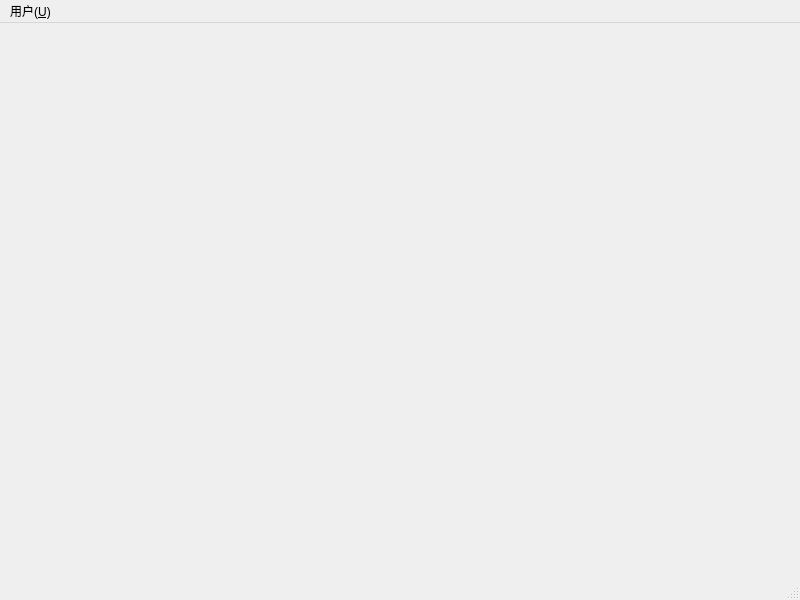
Above: campus_local/adminwindow.ui from superman0l/campus before the change. Below: the same form after it.
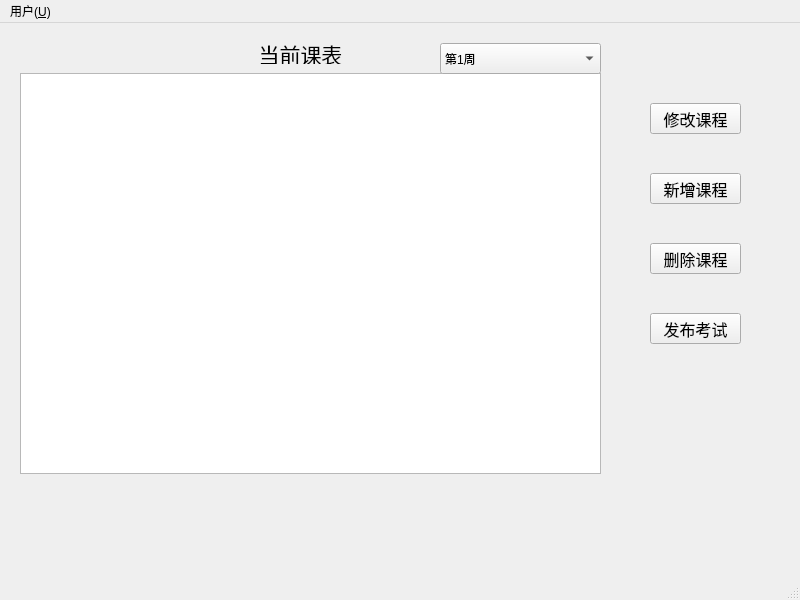
That is the form after the change.

Diff of the .ui file:
```diff
--- a/campus_local/adminwindow.ui
+++ b/campus_local/adminwindow.ui
@@ -13,7 +13,233 @@
   <property name="windowTitle">
    <string>MainWindow</string>
   </property>
-  <widget class="QWidget" name="centralwidget"/>
+  <widget class="QWidget" name="centralwidget">
+   <widget class="QTableView" name="tableView">
+    <property name="geometry">
+     <rect>
+      <x>20</x>
+      <y>50</y>
+      <width>581</width>
+      <height>401</height>
+     </rect>
+    </property>
+    <property name="font">
+     <font>
+      <pointsize>12</pointsize>
+     </font>
+    </property>
+    <property name="layoutDirection">
+     <enum>Qt::LeftToRight</enum>
+    </property>
+    <property name="editTriggers">
+     <set>QAbstractItemView::NoEditTriggers</set>
+    </property>
+    <property name="textElideMode">
+     <enum>Qt::ElideRight</enum>
+    </property>
+    <property name="gridStyle">
+     <enum>Qt::SolidLine</enum>
+    </property>
+   </widget>
+   <widget class="QPushButton" name="set">
+    <property name="geometry">
+     <rect>
+      <x>650</x>
+      <y>80</y>
+      <width>91</width>
+      <height>31</height>
+     </rect>
+    </property>
+    <property name="font">
+     <font>
+      <pointsize>12</pointsize>
+     </font>
+    </property>
+    <property name="text">
+     <string>修改课程</string>
+    </property>
+   </widget>
+   <widget class="QPushButton" name="add">
+    <property name="geometry">
+     <rect>
+      <x>650</x>
+      <y>150</y>
+      <width>91</width>
+      <height>31</height>
+     </rect>
+    </property>
+    <property name="font">
+     <font>
+      <pointsize>12</pointsize>
+     </font>
+    </property>
+    <property name="text">
+     <string>新增课程</string>
+    </property>
+   </widget>
+   <widget class="QPushButton" name="set_quiz">
+    <property name="geometry">
+     <rect>
+      <x>650</x>
+      <y>290</y>
+      <width>91</width>
+      <height>31</height>
+     </rect>
+    </property>
+    <property name="font">
+     <font>
+      <pointsize>12</pointsize>
+     </font>
+    </property>
+    <property name="text">
+     <string>发布考试</string>
+    </property>
+   </widget>
+   <widget class="QLabel" name="label">
+    <property name="geometry">
+     <rect>
+      <x>220</x>
+      <y>20</y>
+      <width>161</width>
+      <height>21</height>
+     </rect>
+    </property>
+    <property name="font">
+     <font>
+      <pointsize>16</pointsize>
+     </font>
+    </property>
+    <property name="text">
+     <string>当前课表</string>
+    </property>
+    <property name="alignment">
+     <set>Qt::AlignCenter</set>
+    </property>
+   </widget>
+   <widget class="QComboBox" name="comboBox">
+    <property name="geometry">
+     <rect>
+      <x>440</x>
+      <y>20</y>
+      <width>161</width>
+      <height>31</height>
+     </rect>
+    </property>
+    <item>
+     <property name="text">
+      <string>第1周</string>
+     </property>
+    </item>
+    <item>
+     <property name="text">
+      <string>第2周</string>
+     </property>
+    </item>
+    <item>
+     <property name="text">
+      <string>第3周</string>
+     </property>
+    </item>
+    <item>
+     <property name="text">
+      <string>第4周</string>
+     </property>
+    </item>
+    <item>
+     <property name="text">
+      <string>第5周</string>
+     </property>
+    </item>
+    <item>
+     <property name="text">
+      <string>第6周</string>
+     </property>
+    </item>
+    <item>
+     <property name="text">
+      <string>第7周</string>
+     </property>
+    </item>
+    <item>
+     <property name="text">
+      <string>第8周</string>
+     </property>
+    </item>
+    <item>
+     <property name="text">
+      <string>第9周</string>
+     </property>
+    </item>
+    <item>
+     <property name="text">
+      <string>第10周</string>
+     </property>
+    </item>
+    <item>
+     <property name="text">
+      <string>第11周</string>
+     </property>
+    </item>
+    <item>
+     <property name="text">
+      <string>第12周</string>
+     </property>
+    </item>
+    <item>
+     <property name="text">
+      <string>第13周</string>
+     </property>
+    </item>
+    <item>
+     <property name="text">
+      <string>第14周</string>
+     </property>
+    </item>
+    <item>
+     <property name="text">
+      <string>第15周</string>
+     </property>
+    </item>
+    <item>
+     <property name="text">
+      <string>第16周</string>
+     </property>
+    </item>
+    <item>
+     <property name="text">
+      <string>第17周</string>
+     </property>
+    </item>
+    <item>
+     <property name="text">
+      <string>第18周</string>
+     </property>
+    </item>
+    <item>
+     <property name="text">
+      <string>第19周</string>
+     </property>
+    </item>
+   </widget>
+   <widget class="QPushButton" name="delete_2">
+    <property name="geometry">
+     <rect>
+      <x>650</x>
+      <y>220</y>
+      <width>91</width>
+      <height>31</height>
+     </rect>
+    </property>
+    <property name="font">
+     <font>
+      <pointsize>12</pointsize>
+     </font>
+    </property>
+    <property name="text">
+     <string>删除课程</string>
+    </property>
+   </widget>
+  </widget>
   <widget class="QMenuBar" name="menubar">
    <property name="geometry">
     <rect>
```
Left out of the diff: 2 changed lines with no effect on the pictures.
